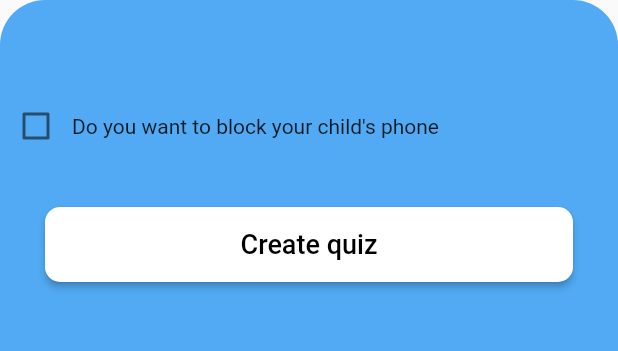
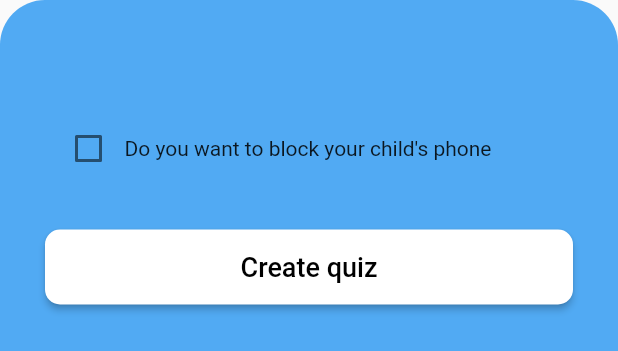
Before and after one commit to Tejaswika/Parvarish-Parent, a Flutter app: the QuizOptions widget shown alone on an empty page, opened directly with empty values, on a phone screen of 412 x 824 dp. Shown: the top 351 px of the screen. Run offline on Flutter 3.47's test engine with Material 2 defaults, Android fonts, the light colour scheme and no system bars; our stand-ins replace carousel_slider, cloud_firestore, firebase_auth, firebase_core, firebase_messaging, flutter_local_notifications and 3 more; missing offline and left inert: animated_snack_bar; accounts and stored records are empty; network calls fail.

Commit message:
Completed UI of quiz options

```diff
--- a/lib/widgets/quiz_options.dart
+++ b/lib/widgets/quiz_options.dart
@@ -2,12 +2,15 @@ import 'dart:convert';
 import 'package:cloud_firestore/cloud_firestore.dart';
 import 'package:flutter/material.dart';
 import 'package:http/http.dart' as http;
-import 'package:parent/widgets/quiz_single_option.dart';
-
 import '../constants/db_constants.dart';
 import '../services/local_storage_service.dart';
 
-enum SingingCharacter { option1, option2, option3 }
+class RadioItem {
+  String name;
+  int index;
+  RadioItem({required this.name, required this.index});
+}
+//enum SingingCharacter { option1, option2, option3 }
 
 Map<String, dynamic> assignQuizData = {
   "diffculty_level": "",
@@ -24,7 +27,12 @@ class QuizOptions extends StatefulWidget {
   Map<String, dynamic>? childData;
   final List<dynamic> quizOption;
   String? diffLevel;
-   QuizOptions({Key? key, required this.quizOption, required this.childData, required this.diffLevel}) : super(key: key);
+  QuizOptions(
+      {Key? key,
+      required this.quizOption,
+      required this.childData,
+      required this.diffLevel})
+      : super(key: key);
 
   @override
   State<QuizOptions> createState() => _QuizOptions();
@@ -35,18 +43,18 @@ class _QuizOptions extends State<QuizOptions> {
   late final CollectionReference _childCollection =
       _firestore.collection(DBConstants.childCollectionName);
   final String childFmcToken = LocalStorageService.getFmcToken("fmcToken");
-   bool isBlocked=false;
-
-  //  @override
-  //  void initState() {
-  //    print(childFmcToken);
-  //    super.initState();
-  //  }
+  bool isBlocked = false;
+  List<RadioItem> items = <RadioItem>[];
+  int groupValue = 0;
+  @override
+  void initState() {
+    for (int i = 0; i < widget.quizOption.length; i++) {
+      items.add(RadioItem(index: i, name: 'Quiz' + (i + 1).toString()));
+    }
+    super.initState();
+  }
 
   void sendPushMessage() async {
-    print("####################################");
-    print(childFmcToken);
-    print("####################################");
     try {
       await http.post(
         Uri.parse('https://fcm.googleapis.com/fcm/send'),
@@ -77,7 +85,7 @@ class _QuizOptions extends State<QuizOptions> {
     }
   }
 
-  SingingCharacter? _character = SingingCharacter.option1;
+  //SingingCharacter? _character = SingingCharacter.option1;
 
   @override
   Widget build(BuildContext context) {
@@ -94,49 +102,71 @@ class _QuizOptions extends State<QuizOptions> {
           const Padding(
             padding: EdgeInsets.all(30),
           ),
-          /*RadioListTile<SingingCharacter>(
-            title: const Text('Option 1'),
-            value: SingingCharacter.option1,
-            groupValue: _character,
-            activeColor: Colors.black,
-            tileColor: Colors.green,
-            onChanged: (SingingCharacter? value) {
+          Column(
+            children: items
+                .map(
+                  (data) => Card(
+                    elevation: 3,
+                    shadowColor: const Color(0xFFAAAAAA),
+                    margin: const EdgeInsets.only(left: 30, right: 30, top: 15),
+                    color: Colors.white,
+                    shape: RoundedRectangleBorder(
+                      side:
+                          const BorderSide(color: Colors.transparent, width: 0),
+                      borderRadius: BorderRadius.circular(20),
+                    ),
+                    child: InkWell(
+                      borderRadius: BorderRadius.circular(20),
+                      onTap: () {
                         setState(() {
-                _character = value;
+                          groupValue = data.index;
                         });
                       },
-          ),
-          RadioListTile<SingingCharacter>(
-            title: const Text('Option 2'),
-            value: SingingCharacter.option2,
-            groupValue: _character,
-            activeColor: Colors.black,
-            onChanged: (SingingCharacter? value) {
+                      child: Container(
+                        padding: const EdgeInsets.symmetric(horizontal: 10.0),
+                        // child: Directionality(
+                        //   textDirection: TextDirection.ltr,
+                        child: Row(
+                          mainAxisAlignment: MainAxisAlignment.spaceBetween,
+                          children: <Widget>[
+                            Radio(
+                              groupValue: groupValue,
+                              value: data.index,
+                              onChanged: (index) {
                                 setState(() {
-                _character = value;
-              });
+                                  groupValue = int.parse(index.toString());
+                                  print(groupValue);
+                                }
+                                );
                               },
                             ),
-          RadioListTile<SingingCharacter>(
-            title: const Text('Option 3'),
-            value: SingingCharacter.option3,
-            groupValue: _character,
-            activeColor: Colors.black,
-            onChanged: (SingingCharacter? value) {
-              setState(() {
-                _character = value;
-              });
-            },
-          ),*/
-          ListView.builder(
-            itemBuilder: (context, index) {
-              return QuizSingleOption(currIndex: index);
-            },
-            shrinkWrap: true,
-            itemCount: widget.quizOption.length,
+                            Text(data.name),
+                            Container(
+                              padding: const EdgeInsets.all(6.0),
+                              height: 30,
+                              width: 80,
+                              decoration: BoxDecoration(
+                                color: Theme.of(context).colorScheme.secondary,
+                                borderRadius: BorderRadius.circular(12),
                               ),
-
-          Row(
+                              child: const Text(
+                                "Attempted",
+                                style: TextStyle(
+                                  color: Colors.white,
+                                ),
+                              ),
+                            )
+                          ],
+                        ),
+                      ),
+                    ),
+                  ),
+                )
+                .toList(),
+          ),
+          Container(
+            margin: const EdgeInsets.only(left: 35, top: 15),
+            child: Row(
               children: [
                 Checkbox(
                   checkColor: Colors.white,
@@ -150,6 +180,7 @@ class _QuizOptions extends State<QuizOptions> {
                 ),
                 const Text("Do you want to block your child's phone"),
               ],
+            ),
           ),
           Padding(
             padding: const EdgeInsets.all(30),
@@ -176,16 +207,4 @@ class _QuizOptions extends State<QuizOptions> {
       ),
     );
   }
-  void assignQuiz(){
-    setState(() {
-      assignQuizData["diffculty_level"]=widget.diffLevel;
-      assignQuizData["is_attempted"]=false;
-      assignQuizData["is_blocked"]=isBlocked;
-  assignQuizData["min_score"]=0;
-  assignQuizData["quiz_id"];
-  assignQuizData["scores"]=0;
-  assignQuizData["total_attempts"]=0;
-  assignQuizData["total_score"]=0;
-    });
 }
-}
```
Also changed, not shown: lib/widgets/quiz_single_option.dart (deleted, +0 -89 lines). Lines whose indentation alone changed are shown as unchanged.
